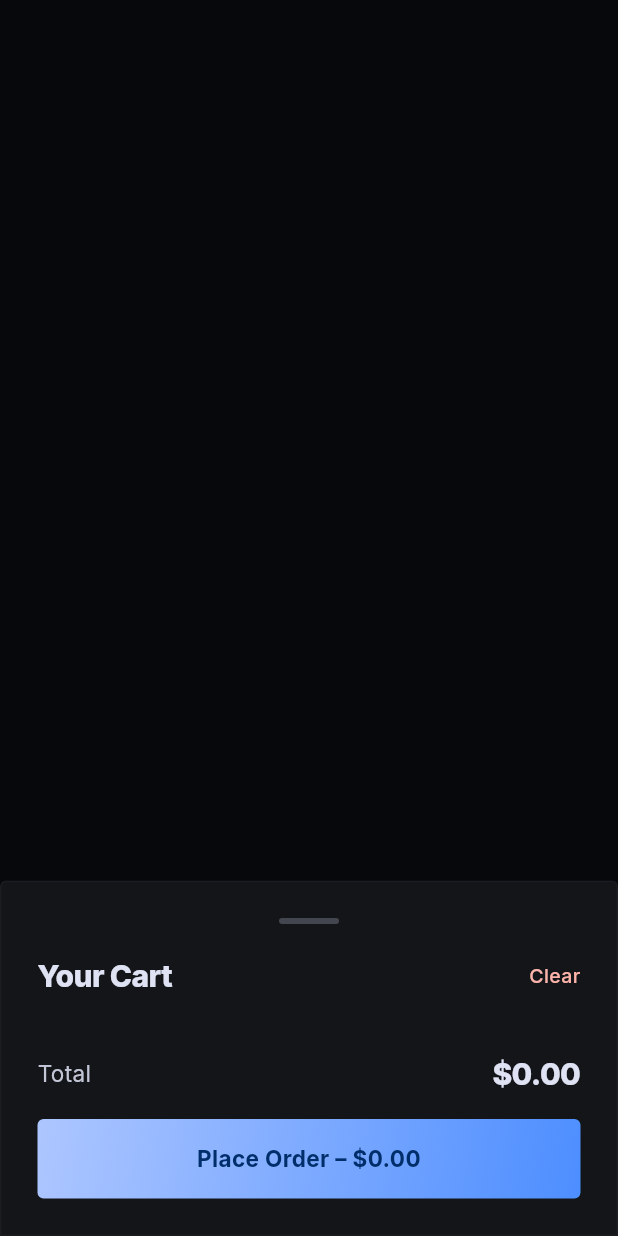
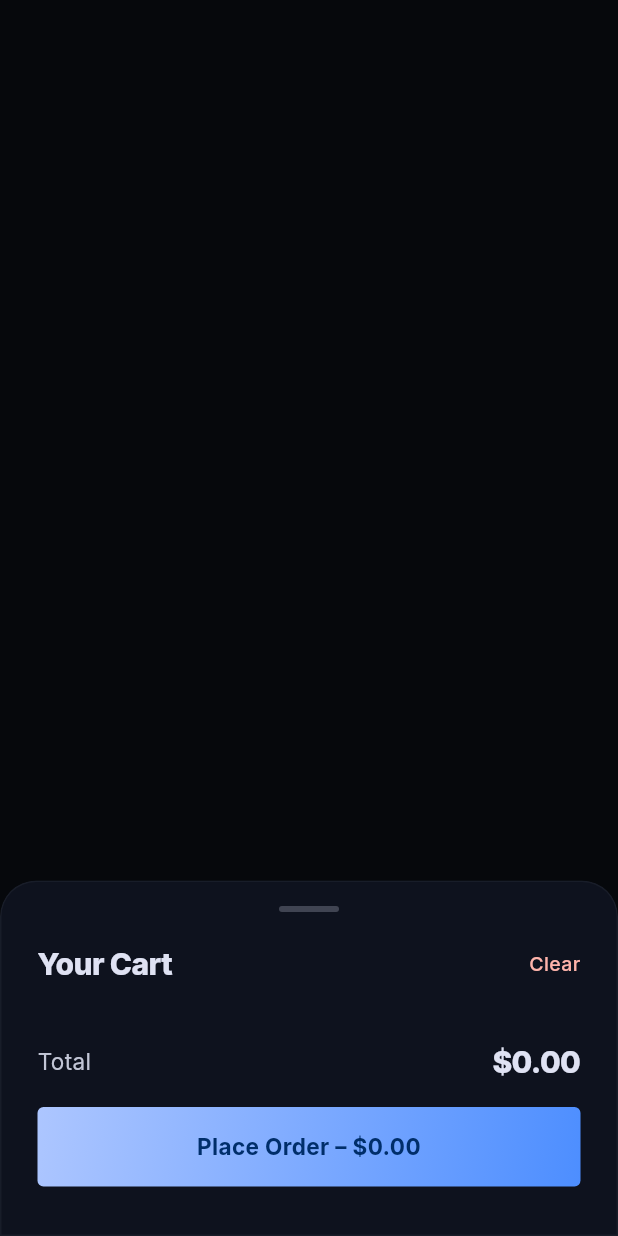
Before and after one commit to Saip2503/VenueVantage, a Flutter app: the _CartOverlay widget shown alone on an empty page, opened directly with empty values, on a phone screen of 412 x 824 dp. Run offline on Flutter 3.47's test engine with Material 3 defaults, Android fonts, the phone set to English and light mode, and no system bars; our stand-ins replace cloud_firestore, firebase_auth, firebase_core, firebase_messaging, fl_chart, flutter_dotenv and 6 more; accounts and stored records are empty; network calls fail.

```diff
--- a/lib/screens/order_screen.dart
+++ b/lib/screens/order_screen.dart
@@ -50,7 +50,8 @@ class _OrderScreenState extends State<OrderScreen> {
             ],
           ),
           if (_showCart) _buildCartOverlay(context, auth.user?.uid),
-          _buildCartFAB(context),
+          // Only show the View Cart FAB if the cart logic is NOT already expanded
+          if (!_showCart) _buildCartFAB(context),
         ],
       ),
     );
@@ -597,20 +598,20 @@ class _CartOverlay extends StatelessWidget {
           child: Align(
             alignment: Alignment.bottomCenter,
             child: ClipRRect(
-              borderRadius: const BorderRadius.vertical(top: Radius.circular(4)),
+              borderRadius: const BorderRadius.vertical(top: Radius.circular(24)),
               child: BackdropFilter(
-                filter: ImageFilter.blur(sigmaX: 14, sigmaY: 14),
+                filter: ImageFilter.blur(sigmaX: 20, sigmaY: 20),
                 child: Container(
                   constraints: BoxConstraints(
-                    maxHeight: MediaQuery.of(context).size.height * 0.75,
+                    maxHeight: MediaQuery.of(context).size.height * 0.85,
                   ),
-                  padding: const EdgeInsets.all(24),
+                  padding: const EdgeInsets.fromLTRB(24, 16, 24, 32),
                   decoration: BoxDecoration(
-                    color: Colors.white.withOpacity(0.05),
+                    color: AppTheme.surface.withOpacity(0.92),
                     borderRadius:
-                        const BorderRadius.vertical(top: Radius.circular(4)),
+                        const BorderRadius.vertical(top: Radius.circular(24)),
                     border: Border.all(
-                      color: AppTheme.outlineVariant.withOpacity(0.15),
+                      color: AppTheme.outlineVariant.withOpacity(0.20),
                     ),
                   ),
                   child: Consumer<AppState>(
```
